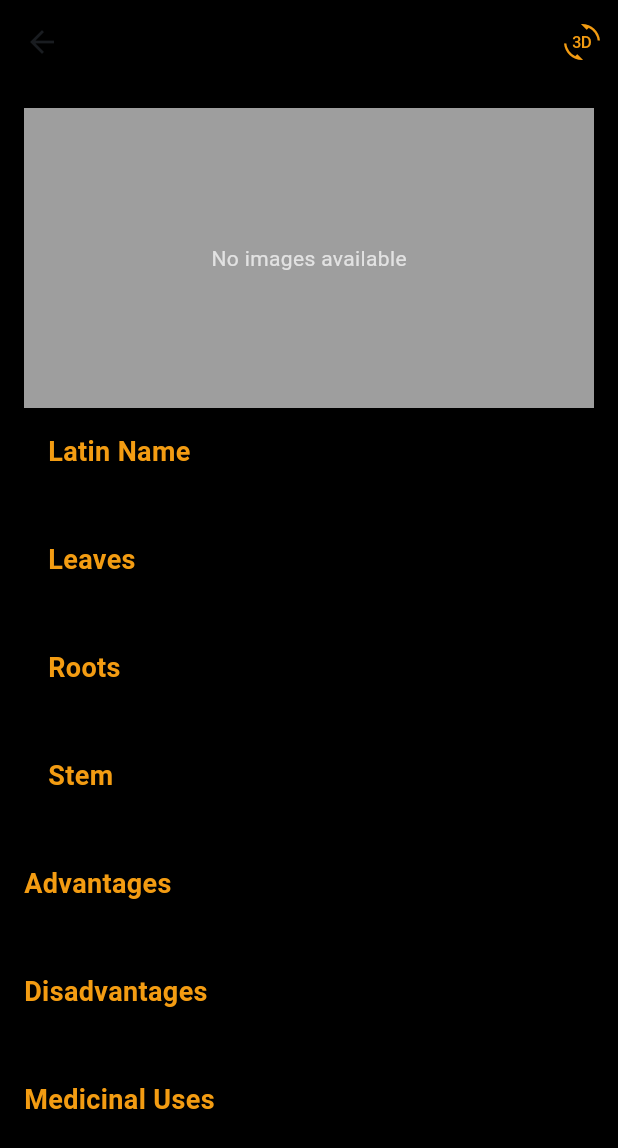
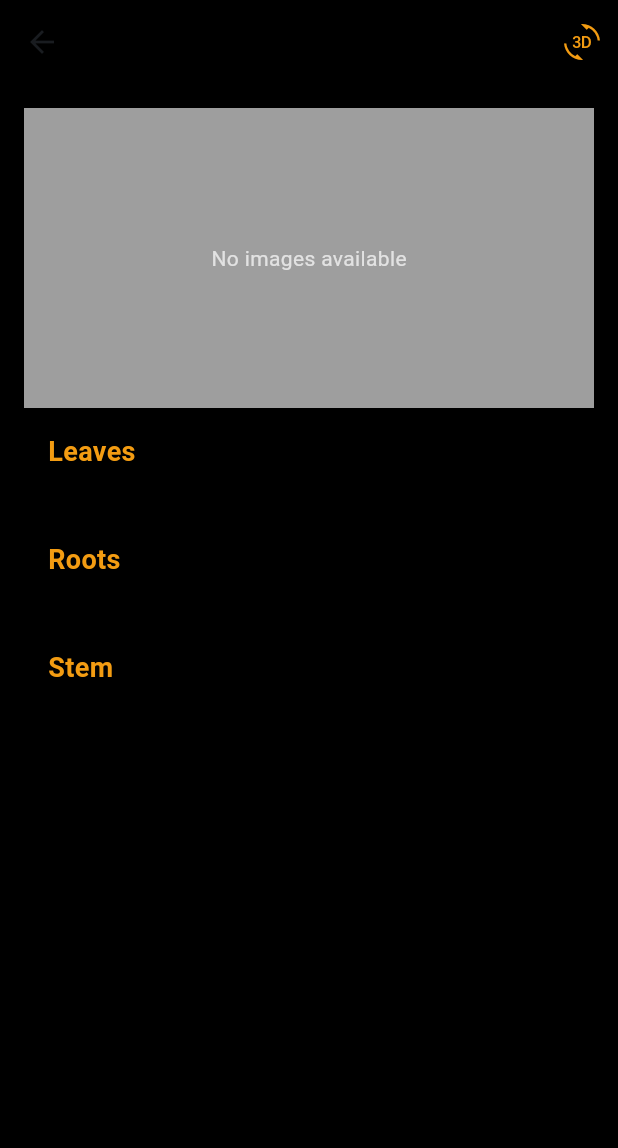
Before and after one commit to 22891a0533saiteja/Prakriti, a Flutter app: the PlantDetailPage screen opened directly with empty values, on a phone screen of 412 x 824 dp. Shown: the top 1148 px of the screen. Run offline on Flutter 3.47's test engine with Material 3 defaults, Android fonts, the phone set to English and light mode, and no system bars; our stand-ins replace cached_network_image, carousel_slider, cloud_firestore, dash_chat_2, firebase_core, flutter_gemini and 1 more; missing offline and left inert: flutter_cube; accounts and stored records are empty.

Commit message:
Update plant_detail_page.dart

```diff
--- a/lib/plant_detail_page.dart
+++ b/lib/plant_detail_page.dart
@@ -2,16 +2,15 @@ import 'package:cloud_firestore/cloud_firestore.dart';
 import 'package:flutter/material.dart';
 import 'package:cached_network_image/cached_network_image.dart';
 import 'package:carousel_slider/carousel_slider.dart';
-import 'package:youtube_player_flutter/youtube_player_flutter.dart';
 import 'plant_3d_view_page.dart'; // Import the 3D view page
 
 class PlantDetailPage extends StatefulWidget {
   final String herbName;
 
   const PlantDetailPage({
-    super.key,
+    Key? key,
     required this.herbName,
-  });
+  }) : super(key: key);
 
   @override
   _PlantDetailPageState createState() => _PlantDetailPageState();
@@ -38,12 +37,10 @@ class _PlantDetailPageState extends State<PlantDetailPage> {
           plantData = snapshot.data() as Map<String, dynamic>;
           isLoading = false;
         });
-        print("Fetched plantData: $plantData"); // Debug log
       } else {
         setState(() {
           isLoading = false;
         });
-        print("No data found for herbName: ${widget.herbName}");
       }
     } catch (e) {
       setState(() {
@@ -56,7 +53,7 @@ class _PlantDetailPageState extends State<PlantDetailPage> {
   @override
   Widget build(BuildContext context) {
     if (isLoading) {
-      return const Scaffold(
+      return Scaffold(
         backgroundColor: Colors.black,
         body: Center(child: CircularProgressIndicator()),
       );
@@ -68,7 +65,7 @@ class _PlantDetailPageState extends State<PlantDetailPage> {
         body: Center(
           child: Text(
             'No details available for ${widget.herbName}.',
-            style: const TextStyle(color: Colors.white),
+            style: TextStyle(color: Colors.white),
           ),
         ),
       );
@@ -78,10 +75,6 @@ class _PlantDetailPageState extends State<PlantDetailPage> {
     final leafInfo = plantData!['leafInfo'] ?? 'No leaf information available';
     final rootInfo = plantData!['rootInfo'] ?? 'No root information available';
     final stemInfo = plantData!['stemInfo'] ?? 'No stem information available';
-    final advantages = plantData!['advantages'] ?? 'No advantages information available';
-    final disadvantages = plantData!['disadvantages'] ?? 'No disadvantages information available';
-    final medicinalUses = plantData!['medicinalUses'] ?? 'No medicinal uses information available';
-    final medicinalVideos = List<String>.from(plantData!['medicinalVideos'] ?? []);
     final modelPath = plantData!['modelPath'];
     final mtlPath = plantData!['mtlPath'];
     final pngPath = plantData!['pngPath'];
@@ -90,10 +83,10 @@ class _PlantDetailPageState extends State<PlantDetailPage> {
       backgroundColor: Colors.black,
       appBar: AppBar(
         backgroundColor: Colors.black,
-        title: Text(widget.herbName, style: const TextStyle(color: Color(0xFFF39C12))),
+        title: Text(widget.herbName, style: TextStyle(color: Color(0xFFF39C12))),
         actions: [
           IconButton(
-            icon: const Icon(Icons.threed_rotation, color: Color(0xFFF39C12)),
+            icon: Icon(Icons.threed_rotation, color: Color(0xFFF39C12)),
             onPressed: () {
               List<String> missingFiles = [];
               if (modelPath == null) missingFiles.add('3D model (OBJ)');
@@ -135,12 +128,12 @@ class _PlantDetailPageState extends State<PlantDetailPage> {
                         return CachedNetworkImage(
                           imageUrl: images[index],
                           fit: BoxFit.cover,
-                          placeholder: (context, url) => const Center(child: CircularProgressIndicator()),
+                          placeholder: (context, url) => Center(child: CircularProgressIndicator()),
                           errorWidget: (context, url, error) {
                             print('Failed to load image: $url');
                             return Container(
                               color: Colors.grey,
-                              child: const Center(child: Text('Image not available')),
+                              child: Center(child: Text('Image not available')),
                             );
                           },
                         );
@@ -157,45 +150,34 @@ class _PlantDetailPageState extends State<PlantDetailPage> {
                         },
                       ),
                     ),
-                    const SizedBox(height: 16.0),
+                    SizedBox(height: 16.0),
                     Row(
                         mainAxisAlignment: MainAxisAlignment.center,
                         children: List.generate(images.length, (index) {
                           return Container(
                             width: 30.0,
                             height: 4.0,
-                          margin: const EdgeInsets.symmetric(horizontal: 2.0),
+                            margin: EdgeInsets.symmetric(horizontal: 2.0),
                             decoration: BoxDecoration(
                               color: _currentIndex == index ? Colors.orange : Colors.grey,
                             ),
                           );
-                      }),
-                    ),
-                    const SizedBox(height: 16.0),
+                        })),
+                    SizedBox(height: 16.0),
                   ],
                 )
               else
                 Container(
                   height: 200.0,
                   color: Colors.grey,
-                  child: const Center(child: Text('No images available')),
+                  child: Center(child: Text('No images available')),
                 ),
-              const SizedBox(height: 16.0),
-              _buildSection('Latin Name', plantData!['latinName'] ?? 'No Latin name available', null),
-              const SizedBox(height: 16.0),
+              SizedBox(height: 16.0),
               _buildSection('Leaves', leafInfo, images.isNotEmpty ? images[0] : null),
-              const SizedBox(height: 16.0),
+              SizedBox(height: 16.0),
               _buildSection('Roots', rootInfo, images.length > 1 ? images[1] : null),
-              const SizedBox(height: 16.0),
+              SizedBox(height: 16.0),
               _buildSection('Stem', stemInfo, images.length > 2 ? images[2] : null),
-              const SizedBox(height: 16.0),
-              _buildTextSection('Advantages', advantages),
-              const SizedBox(height: 16.0),
-              _buildTextSection('Disadvantages', disadvantages),
-              const SizedBox(height: 16.0),
-              _buildTextSection('Medicinal Uses', medicinalUses),
-              const SizedBox(height: 16.0),
-              if (medicinalVideos.isNotEmpty) _buildVideosSection(medicinalVideos),
             ],
           ),
         ),
@@ -212,34 +194,34 @@ class _PlantDetailPageState extends State<PlantDetailPage> {
               imageUrl: imageUrl,
               fit: BoxFit.cover,
               height: 150,
-              placeholder: (context, url) => const CircularProgressIndicator(),
+              placeholder: (context, url) => CircularProgressIndicator(),
               errorWidget: (context, url, error) {
                 print('Failed to load image: $url');
                 return Container(
                   height: 150,
                   color: Colors.grey,
-                  child: const Center(child: Text('Image not available')),
+                  child: Center(child: Text('Image not available')),
                 );
               },
             ),
           ),
-        const SizedBox(width: 16.0),
+        SizedBox(width: 16.0),
         Expanded(
           child: Column(
             crossAxisAlignment: CrossAxisAlignment.start,
             children: [
               Text(
                 label,
-                style: const TextStyle(
+                style: TextStyle(
                   fontSize: 18.0,
                   color: Color(0xFFF39C12),
                   fontWeight: FontWeight.bold,
                 ),
               ),
-              const SizedBox(height: 8.0),
+              SizedBox(height: 8.0),
               Text(
                 info,
-                style: const TextStyle(
+                style: TextStyle(
                   fontSize: 16.0,
                   color: Colors.white,
                 ),
@@ -250,72 +232,4 @@ class _PlantDetailPageState extends State<PlantDetailPage> {
       ],
     );
   }
-
-  Widget _buildTextSection(String label, String info) {
-    return Column(
-      crossAxisAlignment: CrossAxisAlignment.start,
-      children: [
-        Text(
-          label,
-          style: const TextStyle(
-            fontSize: 18.0,
-            color: Color(0xFFF39C12),
-            fontWeight: FontWeight.bold,
-          ),
-        ),
-        const SizedBox(height: 8.0),
-        Text(
-          info,
-          style: const TextStyle(
-            fontSize: 16.0,
-            color: Colors.white,
-          ),
-        ),
-      ],
-    );
 }
-
-  Widget _buildVideosSection(List<String> videoUrls) {
-    return Column(
-      crossAxisAlignment: CrossAxisAlignment.start,
-      children: [
-        const Text(
-          'Medicinal Videos',
-          style: TextStyle(
-            fontSize: 18.0,
-            color: Color(0xFFF39C12),
-            fontWeight: FontWeight.bold,
-          ),
-        ),
-        const SizedBox(height: 8.0),
-        Column(
-          children: videoUrls.map((videoUrl) {
-            final videoId = YoutubePlayer.convertUrlToId(videoUrl);
-            if (videoId == null) {
-              print("Invalid video URL: $videoUrl");
-              return const Text('Invalid video URL');
-            }
-            return Padding(
-              padding: const EdgeInsets.symmetric(vertical: 8.0),
-              child: YoutubePlayer(
-                controller: YoutubePlayerController(
-                  initialVideoId: videoId,
-                  flags: const YoutubePlayerFlags(
-                    autoPlay: true,
-                    mute: false,
-                  ),
-                ),
-                showVideoProgressIndicator: true,
-                progressIndicatorColor: Colors.amber,
-                progressColors: ProgressBarColors(
-                  playedColor: Colors.amber,
-                  handleColor: Colors.amberAccent,
-                ),
-              ),
-            );
-          }).toList(),
-        ),
-      ],
-    );
-  }
-}
```
Lines whose indentation alone changed are shown as unchanged.
